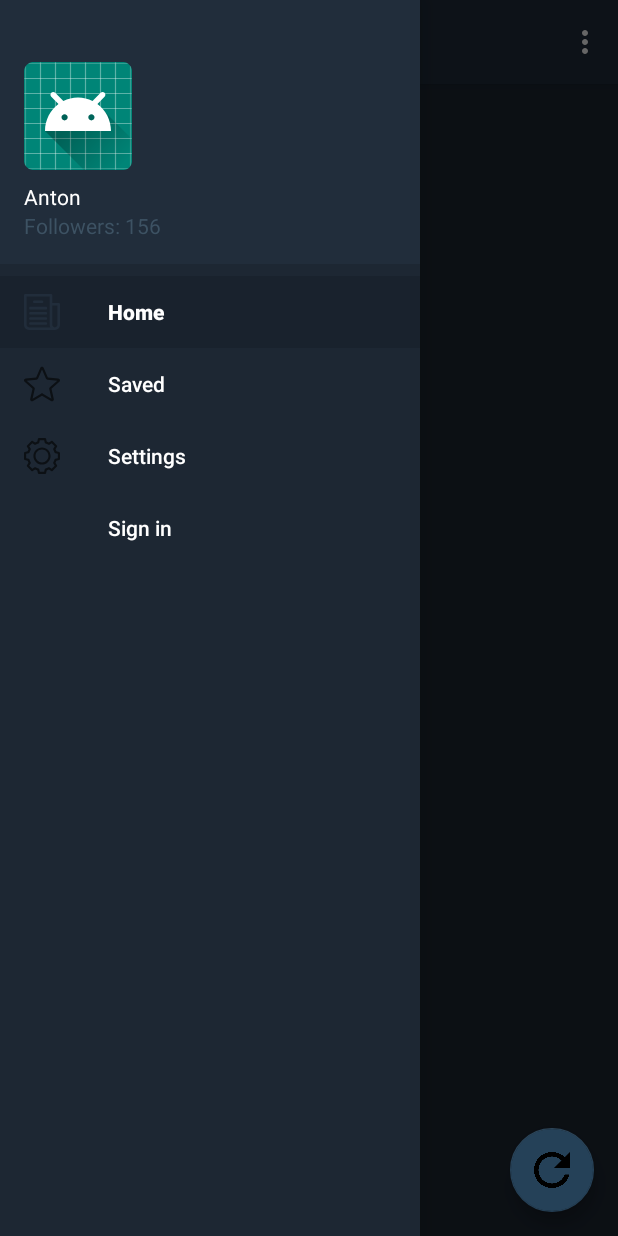
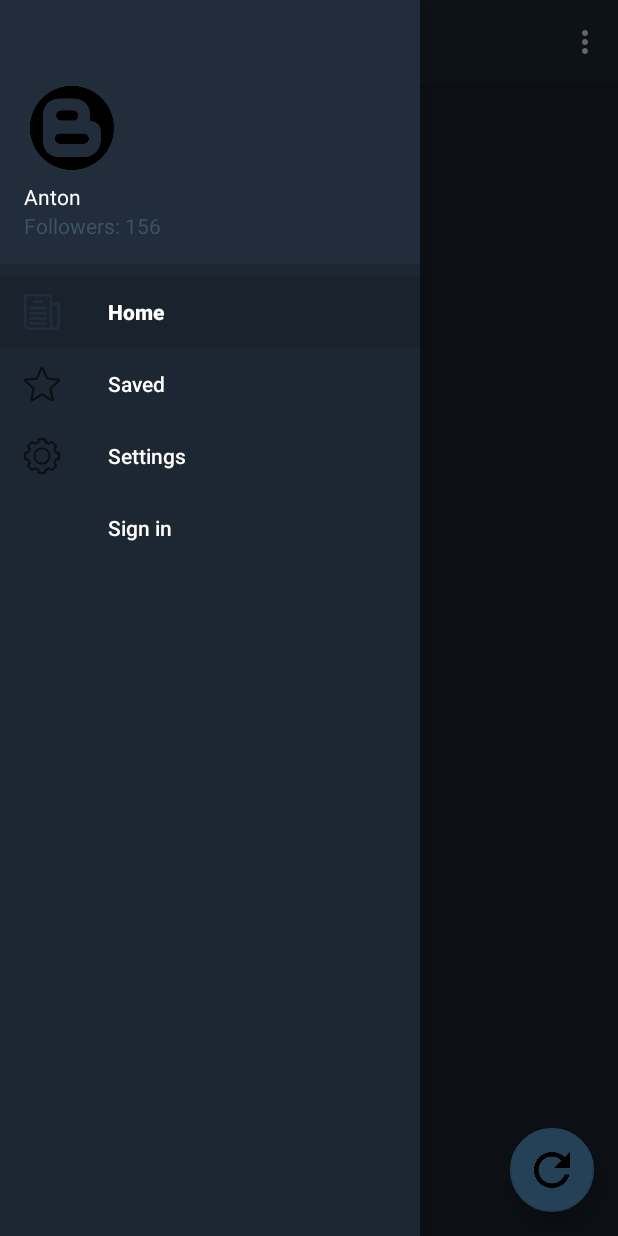
Before and after one commit to Maksimka-dev/blog, an Android app: the screen it shows after launch (MainActivity), with the side drawer open, on a phone screen of 412 x 824 dp. Run offline under Robolectric (Android 15) with nearby library versions, the phone set to English and light mode, and no system bars; our stand-ins replace Firebase (no records; nobody signed in at launch, a user with empty details on screens opened directly), data binding, navigation-ui.

Commit message:
feat: add app icon

```diff
--- a/app/src/main/AndroidManifest.xml
+++ b/app/src/main/AndroidManifest.xml
@@ -9,7 +9,7 @@
 
     <application
         android:allowBackup="true"
-        android:icon="@mipmap/ic_launcher"
+        android:icon="@mipmap/blog"
         android:label="@string/app_name"
         android:roundIcon="@mipmap/ic_launcher_round"
         android:supportsRtl="true"
--- a/app/src/main/res/layout/nav_header_main.xml
+++ b/app/src/main/res/layout/nav_header_main.xml
@@ -22,11 +22,11 @@
 
         <ImageView
             android:id="@+id/avatarImageView"
-            android:layout_width="wrap_content"
-            android:layout_height="wrap_content"
+            android:layout_width="64dp"
+            android:layout_height="64dp"
             android:contentDescription="@string/nav_header_desc"
             android:paddingTop="@dimen/nav_header_vertical_spacing"
-            app:srcCompat="@mipmap/ic_launcher_round" />
+            app:srcCompat="@mipmap/blog" />
 
         <TextView
             android:id="@+id/nameTextView"
```
Also changed, not shown: app/src/main/res/mipmap-xxhdpi/blog.png (added).
